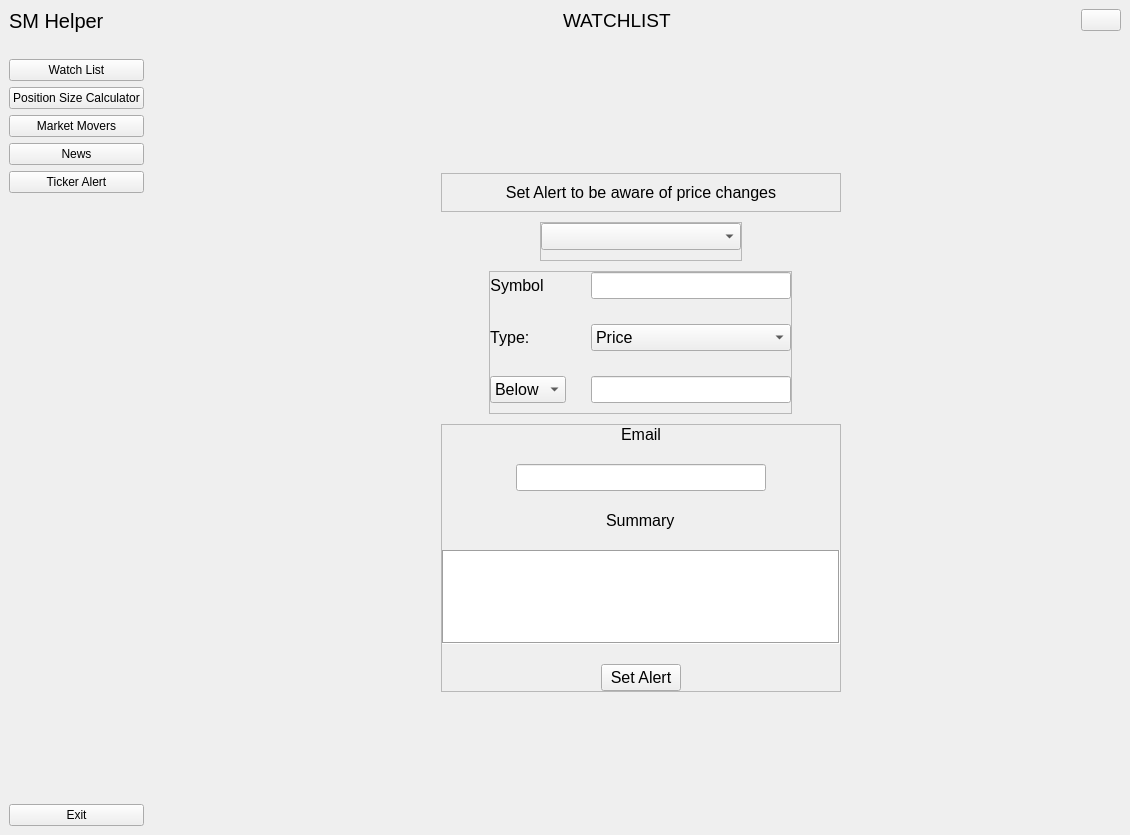
Above: mainWindow.ui from mimisanchelo/stock before the change. Below: the same form after it.
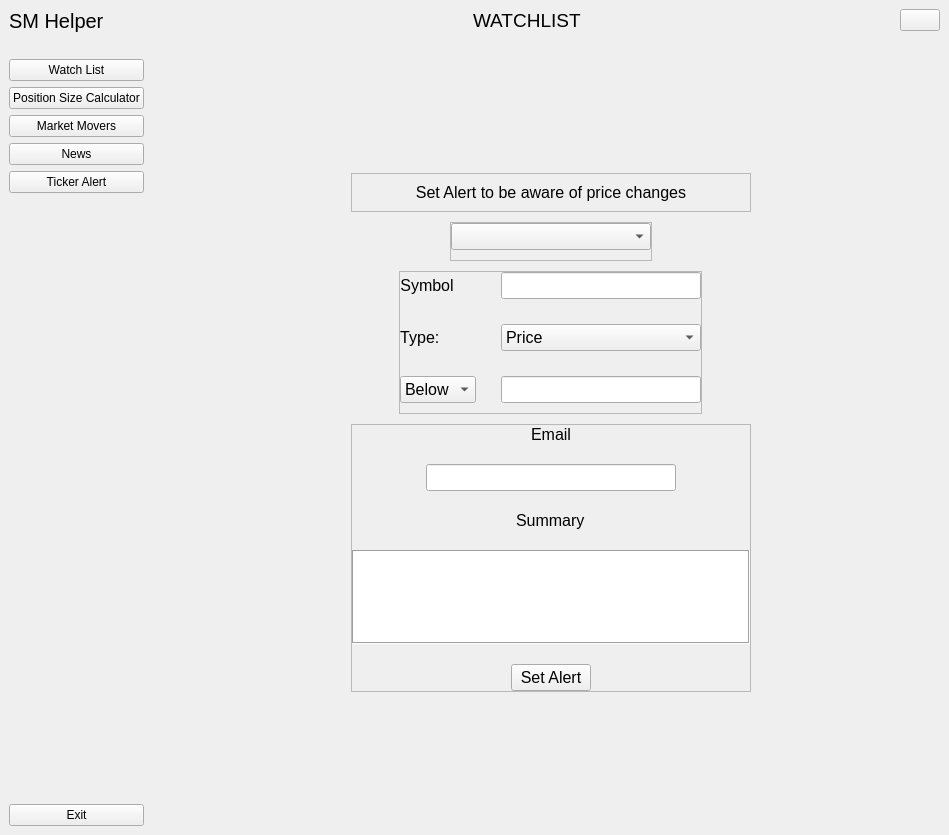
That is the form after the change. Icons and pictures are not drawn.

Commit message: alerts notifications

```diff
--- a/mainWindow.ui
+++ b/mainWindow.ui
@@ -6,7 +6,7 @@
    <rect>
     <x>0</x>
     <y>0</y>
-    <width>1130</width>
+    <width>949</width>
     <height>835</height>
    </rect>
   </property>
```
Left out of the diff: 4 changed lines with no effect on the pictures. The commit also changes 2 other files.
